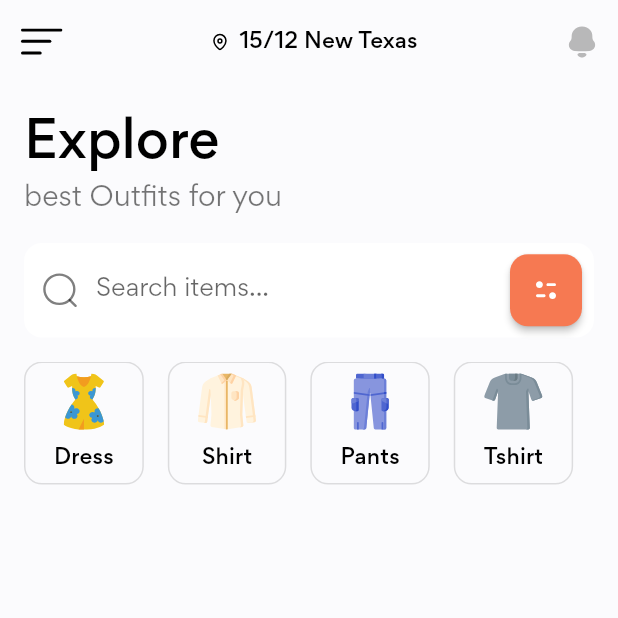
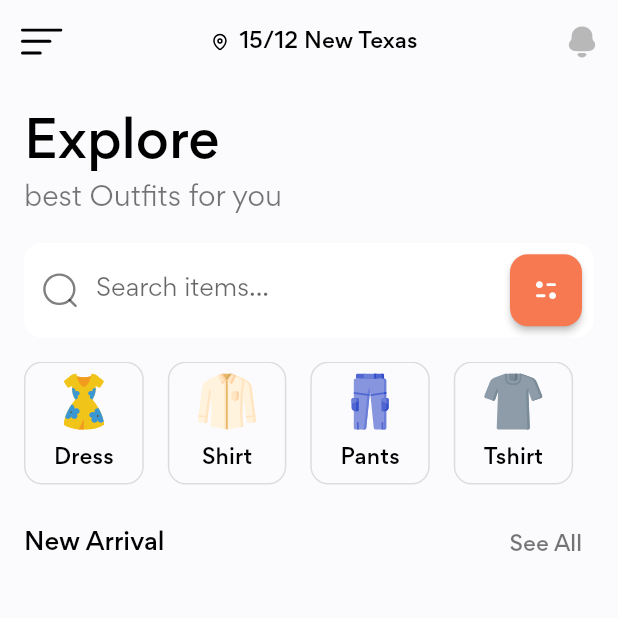
Before and after one commit to irisktaker/shop_app, a Flutter app: the screen it shows after launch, on a phone screen of 412 x 824 dp, the top half of it. Run offline on Flutter 3.47's test engine with Material 2 defaults, Android fonts, the phone set to English and light mode, and no system bars; our stand-ins replace flutter_svg.

Commit message:
section title

```diff
--- a/lib/screens/home/components/section_title.dart
+++ b/lib/screens/home/components/section_title.dart
@@ -0,0 +1,37 @@
+import 'package:flutter/material.dart';
+
+class SectionTitle extends StatelessWidget {
+  final String title;
+  final VoidCallback pressSeeAll;
+
+  const SectionTitle({
+    Key? key,
+    required this.title,
+    required this.pressSeeAll,
+  }) : super(key: key);
+
+  @override
+  Widget build(BuildContext context) {
+    return Row(
+      mainAxisAlignment: MainAxisAlignment.spaceBetween,
+      children: [
+        Text(
+          title,
+          style: Theme.of(context).textTheme.subtitle1!.copyWith(
+                color: Colors.black,
+                fontWeight: FontWeight.w500,
+              ),
+        ),
+        TextButton(
+          onPressed: pressSeeAll,
+          child: const Text(
+            "See All",
+            style: TextStyle(
+              color: Colors.black54,
+            ),
+          ),
+        ),
+      ],
+    );
+  }
+}
--- a/lib/screens/home/home_screen.dart
+++ b/lib/screens/home/home_screen.dart
@@ -3,6 +3,7 @@ import 'package:flutter_svg/flutter_svg.dart';
 import '/constants.dart';
 import 'components/categories.dart';
 import 'components/search_form.dart';
+import 'components/section_title.dart';
 
 class HomeScreen extends StatelessWidget {
   const HomeScreen({Key? key}) : super(key: key);
@@ -68,6 +69,13 @@ class HomeScreen extends StatelessWidget {
               child: SearchForm(),
             ),
             const Categories(),
+            const SizedBox(
+              height: defaultPadding,
+            ),
+            SectionTitle(
+              title: "New Arrival",
+              pressSeeAll: () {},
+            ),
           ],
         ),
       ),
```
